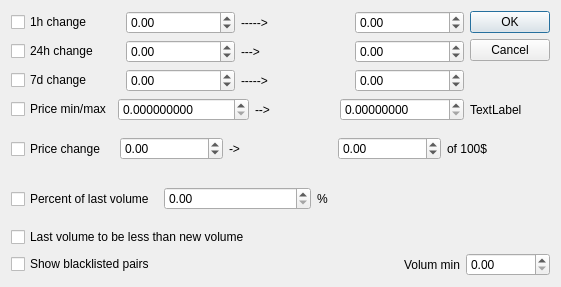
Above: coinfilterdialog.ui from QTinman/CoinBrowser before the change. Below: the same form after it.
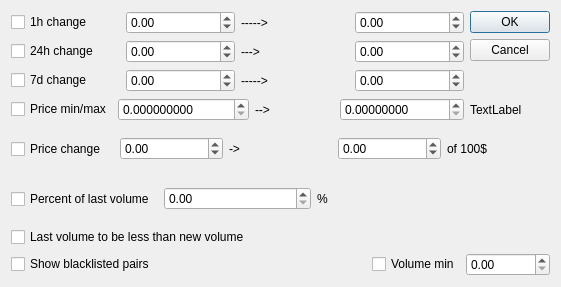
That is the form after the change. Icons and pictures are not drawn.

What changed in the file:
```diff
--- a/coinfilterdialog.ui
+++ b/coinfilterdialog.ui
@@ -310,9 +310,9 @@
       </spacer>
      </item>
      <item>
-      <widget class="QLabel" name="label_6">
+      <widget class="QCheckBox" name="volume_min_check">
        <property name="text">
-        <string>Volum min</string>
+        <string>Volume min</string>
        </property>
       </widget>
      </item>
```
